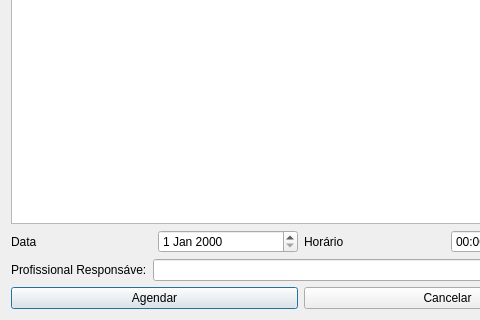
The window that clinica_cpp/janela_agendar.ui (juander/Projeto_CPP) describes before a commit, drawn with Qt 5; both pictures show x 0 to 480 and y 123 to 443 of the 602 by 443 pixel window.
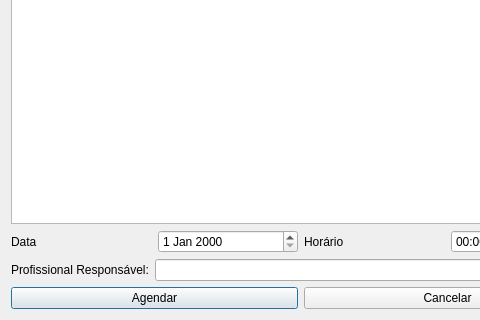
The same window after the commit.

Diff of the .ui file:
```diff
--- a/clinica_cpp/janela_agendar.ui
+++ b/clinica_cpp/janela_agendar.ui
@@ -90,7 +90,7 @@
      <item>
       <widget class="QLabel" name="label_4">
        <property name="text">
-        <string>Profissional Responsáve:</string>
+        <string>Profissional Responsável:</string>
        </property>
       </widget>
      </item>
```
